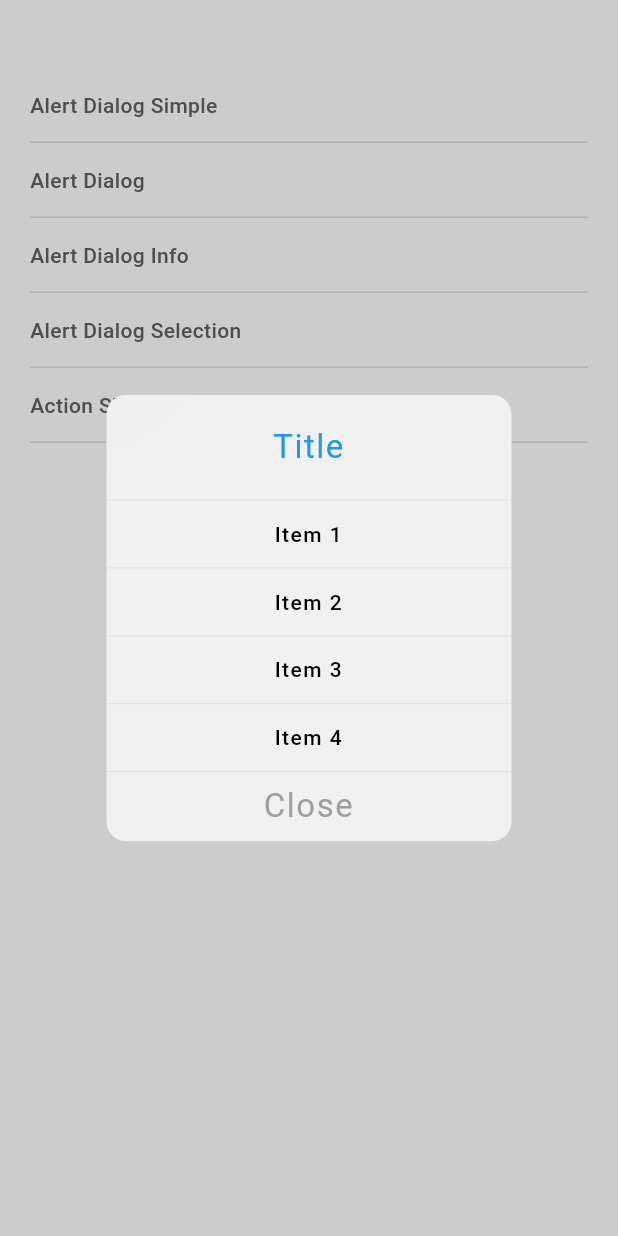
After one commit to BoltUIX/Flutter-Mastering-Alert-Dialogs, a Flutter app: the screen it shows after launch, after a tap on "Alert Dialog Selection", on a phone screen of 412 x 824 dp. The commit adds this screen. Run offline on Flutter 3.47's test engine with Material 2 defaults, Android fonts, the phone set to English and light mode, and no system bars.

Commit message:
ios dialog

```diff
--- /dev/null
+++ b/lib/cupertino_dialog.dart
@@ -0,0 +1,397 @@
+import 'package:dialog/typography.dart';
+import 'package:flutter/cupertino.dart';
+import 'package:flutter/material.dart';
+
+class CupertinoDialog extends StatefulWidget {
+
+  const CupertinoDialog({super.key});
+
+  @override
+  CupertinoDialogState createState() => CupertinoDialogState();
+}
+
+class CupertinoDialogState extends State<CupertinoDialog> {
+
+
+  @override
+  Widget build(BuildContext context) {
+    //Color primaryColor = Theme.of(context).colorScheme.primary;
+
+    return Scaffold(
+      body: Builder(builder: (BuildContext context){
+        return SingleChildScrollView(
+          padding: const EdgeInsets.fromLTRB(20, 0, 20, 0),
+          scrollDirection: Axis.vertical,
+          child: Column(
+            children: <Widget>[
+
+              Container(height: 45),
+
+              SizedBox(
+                width: double.infinity, height: 50,
+                child: InkWell(
+                  child: Align(
+                    alignment: Alignment.centerLeft,
+                    child: Text("Alert Dialog Simple", style: TextStyle(
+                        color: Colors.grey[700], fontWeight: FontWeight.w500
+                    )),
+                  ),
+                  onTap: () {
+                    showDialogInfo();
+                  },
+                ),
+              ),
+              Divider(color: Colors.grey[400], height: 0, thickness: 0.5),
+              SizedBox(
+                width: double.infinity, height: 50,
+                child: InkWell(
+                  child: Align(
+                    alignment: Alignment.centerLeft,
+                    child: Text("Alert Dialog "
+                        "", style: TextStyle(color: Colors.grey[700], fontWeight: FontWeight.w500)),
+                  ),
+                  onTap: () {
+                    onMenuClicked("Alert Dialog Logout");
+                  },
+                ),
+              ),
+              Divider(color: Colors.grey[400], height: 0, thickness: 0.5),
+              SizedBox(
+                width: double.infinity, height: 50,
+                child: InkWell(
+                  child: Align(
+                    alignment: Alignment.centerLeft,
+                    child: Text("Alert Dialog Info", style: TextStyle(color: Colors.grey[700], fontWeight: FontWeight.w500)),
+                  ),
+                  onTap: () {
+                    onMenuClicked("Alert Dialog Info");
+                  },
+                ),
+              ),
+              Divider(color: Colors.grey[400], height: 0, thickness: 0.5),
+              SizedBox(
+                width: double.infinity, height: 50,
+                child: InkWell(
+                  child: Align(
+                    alignment: Alignment.centerLeft,
+                    child: Text("Alert Dialog Selection", style: TextStyle(
+                        color: Colors.grey[700], fontWeight: FontWeight.w500
+                    )),
+                  ),
+                  onTap: () {
+                    onMenuClicked("Alert Dialog Selection");
+                  },
+                ),
+              ),
+              Divider(color: Colors.grey[400], height: 0, thickness: 0.5),
+              SizedBox(
+                width: double.infinity, height: 50,
+                child: InkWell(
+                  child: Align(
+                    alignment: Alignment.centerLeft,
+                    child: Text("Action Sheet", style: TextStyle(
+                        color: Colors.grey[700], fontWeight: FontWeight.w500
+                    )),
+                  ),
+                  onTap: () {
+                    onMenuClicked("Action Sheet");
+                  },
+                ),
+              ),
+              Divider(color: Colors.grey[400], height: 0, thickness: 0.5),
+
+
+            ],
+          ),
+        );
+      }),
+    );
+  }
+
+  void onMenuClicked(String menu){
+
+
+
+    if(menu == "Alert Dialog Logout"){
+
+      // Create a new text theme that applies the display color to the text
+      final textTheme = Theme.of(context)
+          .textTheme
+          .apply(displayColor: Theme.of(context).colorScheme.onSurface);
+
+// Show a Cupertino-style dialog box
+      showCupertinoDialog(
+        context: context,
+        builder: (BuildContext context) => CupertinoAlertDialog(
+          // Add a title to the dialog with the 'Logout?' text, using the textTheme to apply styles
+          title: TextStyleExample(
+            name: 'Logout?',
+            style: textTheme.titleMedium!.copyWith(
+              color: Theme.of(context).colorScheme.primary,
+              fontWeight: FontWeight.bold,
+            ),
+          ),
+          // Add content to the dialog with the 'Are you sure want to logout?' text, using the textTheme to apply styles
+          content: TextStyleExample(
+            name: 'Are you sure want to logout?',
+            style: textTheme.titleSmall!,
+          ),
+          // Add two actions to the dialog: Cancel and Logout
+          actions: [
+            CupertinoDialogAction(
+              child: TextStyleExample(
+                name: 'Cancel',
+                style: textTheme.labelLarge!,
+              ),
+              onPressed: () {
+                // Handle the 'Cancel' action by dismissing the dialog
+                finish(context);
+              },
+            ),
+            CupertinoDialogAction(
+              child: TextStyleExample(
+                name: 'Logout',
+                style: textTheme.labelLarge!.copyWith(
+                  color: Theme.of(context).colorScheme.primary,
+                ),
+              ),
+              onPressed: () {
+                // Handle the 'Logout' action by dismissing the dialog
+                finish(context);
+              },
+            ),
+          ],
+        ),
+      );
+
+    }
+    else if(menu == "Alert Dialog Info"){
+
+      // Create a new text theme that applies the display color to the text
+      final textTheme = Theme.of(context)
+          .textTheme
+          .apply(displayColor: Theme.of(context).colorScheme.onSurface);
+
+      // Show a Cupertino-style dialog box
+      showCupertinoDialog(
+        context: context,
+        builder: (BuildContext context) => CupertinoAlertDialog(
+          // Add a title to the dialog with the 'Allow Maps to access your location while you use the app?' text, using the textTheme to apply styles
+          title: TextStyleExample(
+            name: 'Allow Maps to access your location while you use the app?',
+            style: textTheme.titleMedium!.copyWith(
+              color: Theme.of(context).colorScheme.primary,
+              fontWeight: FontWeight.bold,
+            ),
+          ),
+          // Add content to the dialog with the 'Your current location will be displayed on the map and used for directions,nearby search results, and estimated travel times' text, using the textTheme to apply styles
+          content: TextStyleExample(
+            name: 'Your current location will be displayed on the map and used for directions,nearby search results, and estimated travel times',
+            style: textTheme.titleSmall!,
+          ),
+          // Add two actions to the dialog: 'Don't Allow' and 'Allow'
+          actions: [
+            CupertinoDialogAction(
+              child: TextStyleExample(
+                name: "Don't Allow",
+                style: textTheme.labelLarge!.copyWith(
+                  color: Theme.of(context).colorScheme.secondary,
+                ),
+              ),
+              onPressed: () {
+                // Handle the 'Don't Allow' action by dismissing the dialog
+                finish(context);
+              },
+            ),
+            CupertinoDialogAction(
+              child: TextStyleExample(
+                name: 'Allow',
+                style: textTheme.labelLarge!.copyWith(
+                  color: Theme.of(context).colorScheme.primary,
+                  fontWeight: FontWeight.bold,
+                ),
+              ),
+              onPressed: () {
+                // Handle the 'Allow' action by dismissing the dialog
+                finish(context);
+              },
+            ),
+          ],
+        ),
+      );
+
+
+
+
+
+
+    }
+    else if(menu == "Alert Dialog Selection"){
+
+      final textTheme = Theme.of(context)
+          .textTheme
+          .apply(displayColor: Theme.of(context).colorScheme.onSurface); // Define the text theme for the dialog
+
+      showCupertinoDialog(
+        context: context,
+        builder: (BuildContext context) => CupertinoAlertDialog(
+          title: TextStyleExample(
+            name: 'Title',
+            style: textTheme.titleLarge!.copyWith(
+              color: Theme.of(context).colorScheme.primary,
+              letterSpacing: 0.1,
+            ),
+          ),
+          actions: [
+            CupertinoDialogAction(
+              child: TextStyleExample(
+                name: 'Item 1',
+                style: textTheme.titleSmall!.copyWith(
+                  color: Theme.of(context).colorScheme.secondary,
+                ),
+              ),
+              onPressed: () {
+                finish(context); // Close the dialog when the "Item 1" button is pressed
+              },
+            ),
+            CupertinoDialogAction(
+              child: TextStyleExample(
+                name: 'Item 2',
+                style: textTheme.titleSmall!.copyWith(
+                  color: Theme.of(context).colorScheme.secondary,
+                ),
+              ),
+              onPressed: () {
+                finish(context); // Close the dialog when the "Item 2" button is pressed
+              },
+            ),
+            CupertinoDialogAction(
+              child: TextStyleExample(
+                name: 'Item 3',
+                style: textTheme.titleSmall!.copyWith(
+                  color: Theme.of(context).colorScheme.secondary,
+                ),
+              ),
+              onPressed: () {
+                finish(context); // Close the dialog when the "Item 3" button is pressed
+              },
+            ),
+            CupertinoDialogAction(
+              child: TextStyleExample(
+                name: 'Item 4',
+                style: textTheme.titleSmall!.copyWith(
+                  color: Theme.of(context).colorScheme.secondary,
+                ),
+              ),
+              onPressed: () {
+                finish(context); // Close the dialog when the "Item 4" button is pressed
+              },
+            ),
+            CupertinoDialogAction(
+              child: TextStyleExample(
+                name: 'Close',
+                style: textTheme.titleLarge!.copyWith(
+                  color: Colors.grey,
+                  letterSpacing: 0.1,
+                ),
+              ),
+              onPressed: () {
+                finish(context); // Close the dialog when the "Close" button is pressed
+              },
+            ),
+          ],
+        ),
+      );
+
+    }
+    else if(menu == "Action Sheet"){
+
+      final textTheme = Theme.of(context)
+          .textTheme
+          .apply(displayColor: Theme.of(context).colorScheme.onSurface);
+
+// Show a modal popup that contains a CupertinoActionSheet widget
+      showCupertinoModalPopup(
+          context: context,
+          builder: (BuildContext context) =>
+              CupertinoActionSheet(
+                title: TextStyleExample(name : 'Title',style : textTheme.headlineSmall!.copyWith(color: Theme.of(context).colorScheme.primary,letterSpacing: 0.1)),
+                message: TextStyleExample(name : 'Your description is here',style : textTheme.bodyMedium!.copyWith(letterSpacing: 0.1)),
+                actions: <Widget>[
+                  // List of actions
+                  CupertinoActionSheetAction(
+                    child: TextStyleExample(name : 'Action 1',style : textTheme.titleMedium!.copyWith(color: Theme.of(context).colorScheme.secondary)),
+                    onPressed: () {
+                      Navigator.pop(context); // Close the modal popup
+                    },
+                  ),
+                  CupertinoActionSheetAction(
+                    child: TextStyleExample(name : 'Action 2',style : textTheme.titleMedium!.copyWith(color: Theme.of(context).colorScheme.secondary)),
+                    onPressed: () {
+                      Navigator.pop(context); // Close the modal popup
+                    },
+                  ),
+                  CupertinoActionSheetAction(
+                    child: TextStyleExample(name : 'Action 3',style : textTheme.titleMedium!.copyWith(color: Theme.of(context).colorScheme.secondary)),
+                    onPressed: () {
+                      Navigator.pop(context); // Close the modal popup
+                    },
+                  )
+                ],
+                // A cancel button at the bottom of the modal popup
+                cancelButton: CupertinoActionSheetAction(
+                  child: TextStyleExample(name : 'Close',style : textTheme.titleLarge!.copyWith(color: Colors.grey,letterSpacing: 0.1)),
+                  onPressed: () {
+                    Navigator.pop(context); // Close the modal popup
+                  },
+                ),
+              )
+      );
+
+    }
+
+  }
+
+
+// Function to show an information dialog or alert dialog
+  showDialogInfo() {
+    return showDialog<void>(
+      context: context,
+      barrierDismissible: false, // Disallows dismissing the dialog by tapping outside it
+      builder: (BuildContext context) {
+
+        final textTheme = Theme.of(context)
+            .textTheme
+            .apply(displayColor: Theme.of(context).colorScheme.onSurface);
+
+        return CupertinoAlertDialog(
+          // Dialog title with formatted text
+          title:  TextStyleExample(name : 'Payment Success!',style : textTheme.titleLarge!.copyWith(color: Theme.of(context).colorScheme.primary,letterSpacing: 0.1,fontWeight: FontWeight.bold)),
+          // Dialog content with formatted text
+          content:  TextStyleExample(name : 'It is our pleasure to offer you our products',style : textTheme.bodyMedium!),
+          actions: <Widget>[
+            // Button to continue with formatted text
+            CupertinoDialogAction(
+              child: TextStyleExample(name : 'Continue', style:  textTheme.titleMedium!.copyWith(color: Theme.of(context).colorScheme.secondary,letterSpacing: 0.3)),
+              onPressed: () {
+                Navigator.of(context).pop(); // Dismisses the dialog
+              },
+            ),
+          ],
+        );
+      },
+    );
+  }
+}
+
+
+/// Navigate back to the previous screen.
+///
+/// If there is a previous screen on the navigation stack, this function pops
+/// the current screen off the stack and returns to the previous screen. If a
+/// [result] is provided, it will be passed back to the previous screen.
+void finish(BuildContext context, [Object? result]) {
+  if (Navigator.canPop(context)) {
+    Navigator.pop(context, result);
+  }
+}
--- a/lib/main.dart
+++ b/lib/main.dart
@@ -1,6 +1,7 @@
 import 'package:dialog/snackbar_custom.dart';
 import 'package:flutter/material.dart';
 
+import 'cupertino_dialog.dart';
 import 'dialog_basic.dart';
 
 void main() {
@@ -37,7 +38,7 @@ class MyApp extends StatelessWidget {
 
 
       ),
-      home:  const SnackbarCustomRoute(),
+      home:  const CupertinoDialog(),
     );
   }
 }
--- a/lib/snackbar_custom.dart
+++ b/lib/snackbar_custom.dart
@@ -164,7 +164,7 @@ class SnackbarCustomRouteState extends State<SnackbarCustomRoute> {
           // Setting the background color to transparent
           backgroundColor: Colors.transparent,
           // Setting the duration for how long the snack bar should be visible
-          duration: const Duration(seconds: 3),
+          duration: const Duration(seconds: 10),
         ),
       );
     }
```
